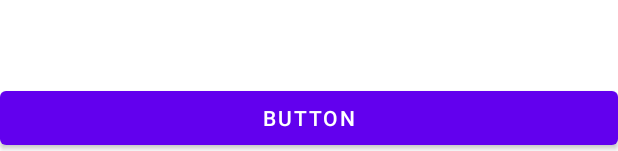
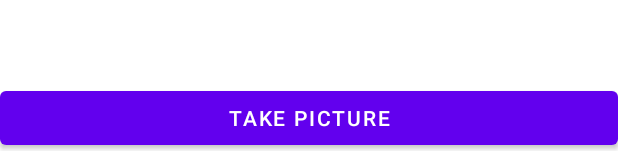
Before and after one commit to DCHICHE/android-intech-2020, an Android app: the layout activity_camera.xml on its own in the app's theme, with its tools: preview values and no code run, on a phone screen of 412 x 824 dp. Shown: the part 1082-1233 px from the top of the screen. Run offline under Robolectric (Android 15) with nearby library versions, the phone set to English and light mode, and no system bars.

Commit message:
take_picture translation

```diff
--- a/app/src/main/res/layout/activity_camera.xml
+++ b/app/src/main/res/layout/activity_camera.xml
@@ -19,7 +19,7 @@
         android:layout_above="@+id/bottom_bar"
         android:layout_alignParentLeft="true"
         android:layout_alignParentRight="true"
-        android:text="Button"/>
+        android:text="@string/take_picture"/>
 
     <androidx.constraintlayout.widget.ConstraintLayout
         android:id="@+id/bottom_bar"
--- a/app/src/main/res/values/strings.xml
+++ b/app/src/main/res/values/strings.xml
@@ -7,4 +7,5 @@
     <string name="similar_movie">Similar Movie</string>
     <string name="like_button">You liked the movie : </string>
     <string name="unlike_button">You removed your like of the movie :</string>
+    <string name="take_picture">Take picture</string>
 </resources>
```
Also changed, not shown: 1 other file.
